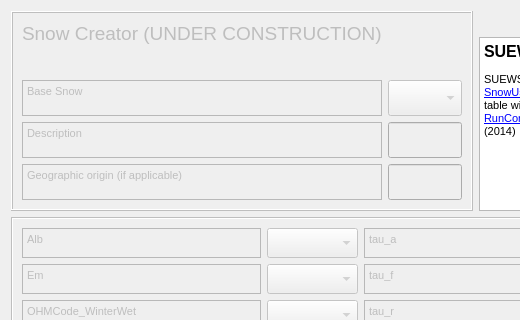
gusbacos/suews_database_manager, file tabs/snow_tab.ui: the form before one commit; both pictures show x 0 to 520 and y 0 to 320 of the 881 by 604 pixel window.
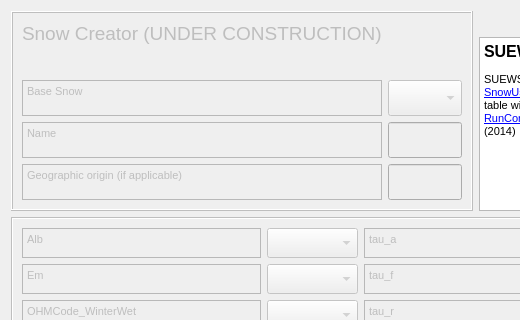
The form after the commit. Custom widgets are drawn as their Qt base class.

Commit message: change name on Description descOrigin to Name and nameOrigin

```diff
--- a/tabs/snow_tab.ui
+++ b/tabs/snow_tab.ui
@@ -156,7 +156,7 @@
 &lt;html&gt;&lt;head&gt;&lt;meta name=&quot;qrichtext&quot; content=&quot;1&quot; /&gt;&lt;style type=&quot;text/css&quot;&gt;
 p, li { white-space: pre-wrap; }
 &lt;/style&gt;&lt;/head&gt;&lt;body style=&quot; font-family:'MS Shell Dlg 2'; font-size:12pt; font-weight:400; font-style:normal;&quot;&gt;
-&lt;p style=&quot; margin-top:0px; margin-bottom:0px; margin-left:0px; margin-right:0px; -qt-block-indent:0; text-indent:0px;&quot;&gt;&lt;span style=&quot; font-size:8pt;&quot;&gt;Description&lt;/span&gt;&lt;/p&gt;&lt;/body&gt;&lt;/html&gt;</string>
+&lt;p style=&quot; margin-top:0px; margin-bottom:0px; margin-left:0px; margin-right:0px; -qt-block-indent:0; text-indent:0px;&quot;&gt;&lt;span style=&quot; font-size:8pt;&quot;&gt;Name&lt;/span&gt;&lt;/p&gt;&lt;/body&gt;&lt;/html&gt;</string>
         </property>
        </widget>
       </item>
```
Left out of the diff: 2 changed lines with no effect on the pictures. The commit also changes 29 other files.
